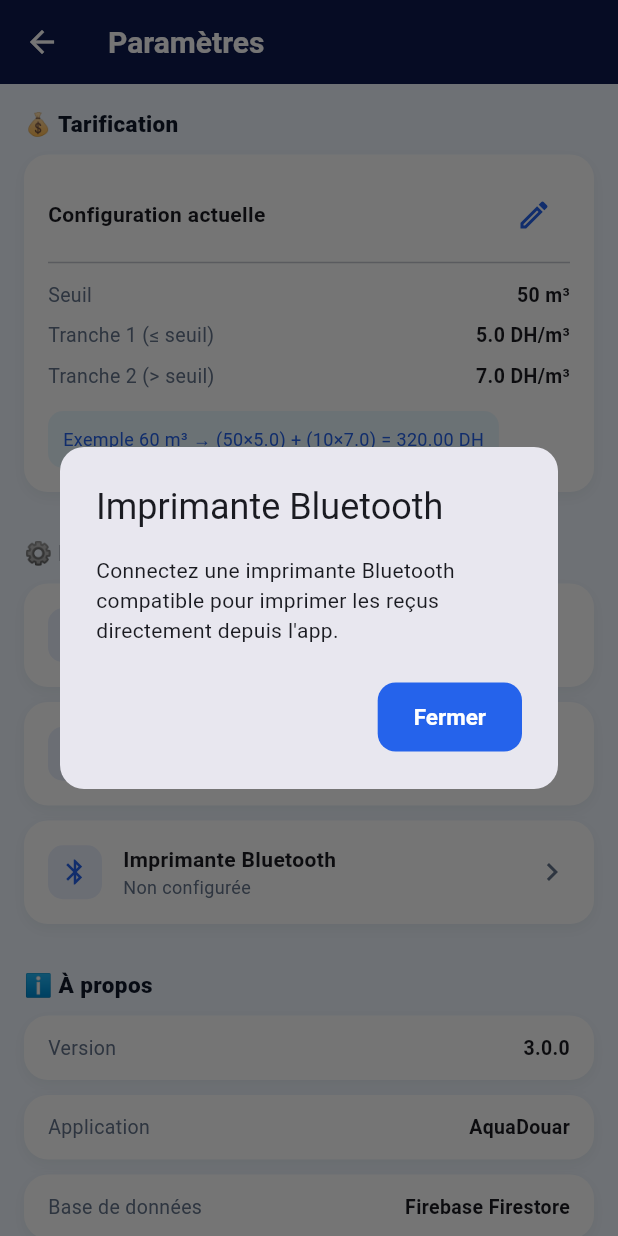
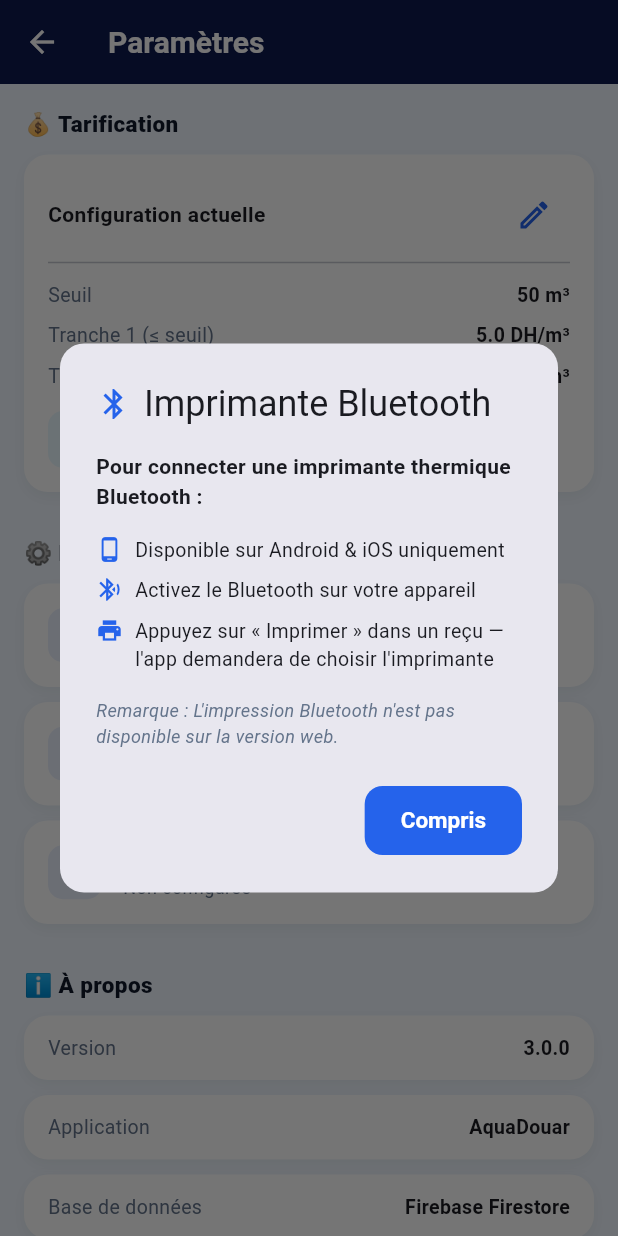
Before and after one commit to aghazali4624-coder/aquadouar-v3, a Flutter app: the SettingsScreen screen opened directly, after a tap on "Imprimante Bluetooth", on a phone screen of 412 x 824 dp. Run offline on Flutter 3.47's test engine with Material 3 defaults, Android fonts, the phone set to English and light mode, and no system bars; our stand-ins replace cloud_firestore, firebase_auth, firebase_core, firebase_storage, fl_chart, image_picker and 3 more; accounts and stored records are empty.

Commit message:
feat: wire up locale, theme switching, and Bluetooth info dialog
- Add AppSettings ChangeNotifier (locale + themeMode persisted via SharedPreferences)
- Add flutter_localizations SDK dep + bump intl to ^0.20.2
- Wrap MaterialApp in ChangeNotifierProvider<AppSettings>; add locale, supportedLocales, localizationsDelegates, darkTheme, themeMode
- Add AppTheme.dark() with navy/dark-blue palette
- Settings: language picker calls AppSettings.setLanguage() — triggers live locale change (RTL for Arabic)
- Settings: theme picker calls AppSettings.setTheme() — triggers live theme switch (Clair/Sombre/Système)
- Settings: Bluetooth tile now shows informative dialog (web limitation note + mobile instructions)

Co-Authored-By: Claude Sonnet 4.6 <noreply@anthropic.com>

```diff
--- a/flutter_app/lib/screens/settings/settings_screen.dart
+++ b/flutter_app/lib/screens/settings/settings_screen.dart
@@ -1,6 +1,8 @@
 // lib/screens/settings/settings_screen.dart
 import 'package:flutter/material.dart';
+import 'package:provider/provider.dart';
 import 'package:shared_preferences/shared_preferences.dart';
+import '../../app_settings.dart';
 import '../../models/models.dart';
 import '../../services/db_service.dart';
 import '../../theme/app_theme.dart';
@@ -38,7 +40,7 @@ class _SettingsScreenState extends State<SettingsScreen> {
     return Scaffold(
       appBar: AppBar(title: const Text('Paramètres'), backgroundColor: AppColors.darkBlue),
       body: ListView(padding: const EdgeInsets.all(16), children: [
-        _SectionTitle('💰 Tarification'),
+        const _SectionTitle('💰 Tarification'),
         _loadingTarif
             ? const LoadingCard()
             : _tarif == null
@@ -46,25 +48,30 @@ class _SettingsScreenState extends State<SettingsScreen> {
             : _TarifCard(tarif: _tarif!, onSaved: _load),
 
         const SizedBox(height: 20),
-        _SectionTitle('⚙️ Préférences'),
+        const _SectionTitle('⚙️ Préférences'),
         _SettingTile(icon: Icons.language, title: 'Langue',
             subtitle: _language == 'FR' ? 'Français' : 'العربية',
             onTap: () => _pickOption(context, 'Langue', ['FR', 'AR'],
-                (v) async { final p = await SharedPreferences.getInstance(); await p.setString('language', v); setState(() => _language = v); })),
+                (v) async {
+                  await context.read<AppSettings>().setLanguage(v);
+                  setState(() => _language = v);
+                })),
         _SettingTile(icon: Icons.brightness_medium_outlined, title: 'Thème',
             subtitle: _theme,
             onTap: () => _pickOption(context, 'Thème', ['Clair', 'Sombre', 'Système'],
-                (v) async { final p = await SharedPreferences.getInstance(); await p.setString('theme', v); setState(() => _theme = v); })),
+                (v) async {
+                  await context.read<AppSettings>().setTheme(v);
+                  setState(() => _theme = v);
+                })),
         _SettingTile(icon: Icons.bluetooth_outlined, title: 'Imprimante Bluetooth',
-            subtitle: 'Non configurée', onTap: () => _showInfo(context, 'Imprimante Bluetooth',
-                'Connectez une imprimante Bluetooth compatible pour imprimer les reçus directement depuis l\'app.')),
+            subtitle: 'Non configurée', onTap: () => _showBluetoothDialog(context)),
 
         const SizedBox(height: 20),
-        _SectionTitle('ℹ️ À propos'),
-        _InfoRow(label: 'Version', value: '3.0.0'),
-        _InfoRow(label: 'Application', value: 'AquaDouar'),
-        _InfoRow(label: 'Base de données', value: 'Firebase Firestore'),
-        _InfoRow(label: 'Architecture', value: 'Flutter + Firebase'),
+        const _SectionTitle('ℹ️ À propos'),
+        const _InfoRow(label: 'Version', value: '3.0.0'),
+        const _InfoRow(label: 'Application', value: 'AquaDouar'),
+        const _InfoRow(label: 'Base de données', value: 'Firebase Firestore'),
+        const _InfoRow(label: 'Architecture', value: 'Flutter + Firebase'),
       ]),
     );
   }
@@ -74,19 +81,48 @@ class _SettingsScreenState extends State<SettingsScreen> {
       title: Text(title),
       shape: RoundedRectangleBorder(borderRadius: BorderRadius.circular(16)),
       children: options.map((o) => SimpleDialogOption(
-        onPressed: () async { await onPick(o); Navigator.pop(d); },
+        onPressed: () async { await onPick(o); if (d.mounted) Navigator.pop(d); },
         child: Text(o, style: const TextStyle(fontSize: 15)),
       )).toList(),
     ));
   }
 
-  void _showInfo(BuildContext ctx, String title, String msg) {
+  void _showBluetoothDialog(BuildContext ctx) {
     showDialog(context: ctx, builder: (d) => AlertDialog(
-      title: Text(title), content: Text(msg),
       shape: RoundedRectangleBorder(borderRadius: BorderRadius.circular(16)),
-      actions: [ElevatedButton(onPressed: () => Navigator.pop(d), child: const Text('Fermer'))],
+      title: const Row(children: [
+        Icon(Icons.bluetooth, color: AppColors.primaryBlue),
+        SizedBox(width: 8),
+        Text('Imprimante Bluetooth'),
+      ]),
+      content: const Column(mainAxisSize: MainAxisSize.min, crossAxisAlignment: CrossAxisAlignment.start, children: [
+        Text('Pour connecter une imprimante thermique Bluetooth :', style: TextStyle(fontWeight: FontWeight.w600)),
+        SizedBox(height: 12),
+        _BtStep(icon: Icons.phone_android, text: 'Disponible sur Android & iOS uniquement'),
+        _BtStep(icon: Icons.bluetooth_searching, text: 'Activez le Bluetooth sur votre appareil'),
+        _BtStep(icon: Icons.print, text: 'Appuyez sur « Imprimer » dans un reçu — l\'app demandera de choisir l\'imprimante'),
+        SizedBox(height: 12),
+        Text('Remarque : L\'impression Bluetooth n\'est pas disponible sur la version web.',
+          style: TextStyle(fontSize: 12, color: AppColors.textGrey, fontStyle: FontStyle.italic)),
+      ]),
+      actions: [ElevatedButton(onPressed: () => Navigator.pop(d), child: const Text('Compris'))],
     ));
   }
+}
+
+class _BtStep extends StatelessWidget {
+  final IconData icon;
+  final String text;
+  const _BtStep({required this.icon, required this.text});
+  @override
+  Widget build(BuildContext context) => Padding(
+    padding: const EdgeInsets.symmetric(vertical: 4),
+    child: Row(crossAxisAlignment: CrossAxisAlignment.start, children: [
+      Icon(icon, size: 18, color: AppColors.primaryBlue),
+      const SizedBox(width: 8),
+      Expanded(child: Text(text, style: const TextStyle(fontSize: 13))),
+    ]),
+  );
 }
 
 class _TarifCard extends StatelessWidget {
--- a/flutter_app/pubspec.yaml
+++ b/flutter_app/pubspec.yaml
@@ -8,6 +8,8 @@ environment:
 
 dependencies:
   flutter:
+    sdk: flutter
+  flutter_localizations:
     sdk: flutter
   # Firebase
   firebase_core:        ^3.6.0
@@ -31,7 +33,7 @@ dependencies:
   printing:             ^5.13.1
   # Utils
   url_launcher:         ^6.3.0
-  intl:                 ^0.19.0
+  intl:                 ^0.20.2
   uuid:                 ^4.4.2
   cupertino_icons:      ^1.0.8
 
```
Also changed, not shown: flutter_app/lib/app_settings.dart (added, +42 -0 lines), flutter_app/lib/main.dart (+22 -1 lines), flutter_app/lib/theme/app_theme.dart (+58 -0 lines), flutter_app/pubspec.lock.
